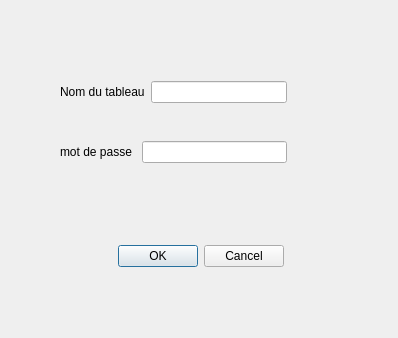
This is windows/formulairehebergement.ui in BertaudNathan/Whiteboard-B3 as Qt 5 draws it before an edit. The edited form follows.
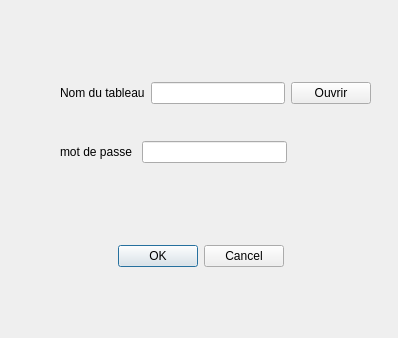
This is the edited form.

Commit message: load image, docstrings debut, refactor debut

Patch:
```diff
--- a/windows/formulairehebergement.ui
+++ b/windows/formulairehebergement.ui
@@ -37,8 +37,8 @@
     <rect>
      <x>60</x>
      <y>80</y>
-     <width>227</width>
-     <height>24</height>
+     <width>311</width>
+     <height>26</height>
     </rect>
    </property>
    <layout class="QHBoxLayout" name="horizontalLayout">
@@ -52,6 +52,13 @@
     <item>
      <widget class="QLineEdit" name="inputNomTableau"/>
     </item>
+    <item>
+     <widget class="QPushButton" name="buttonOuvrirImage">
+      <property name="text">
+       <string>Ouvrir</string>
+      </property>
+     </widget>
+    </item>
    </layout>
   </widget>
   <widget class="QWidget" name="layoutWidget_2">
```
The commit also changes 25 other files.
